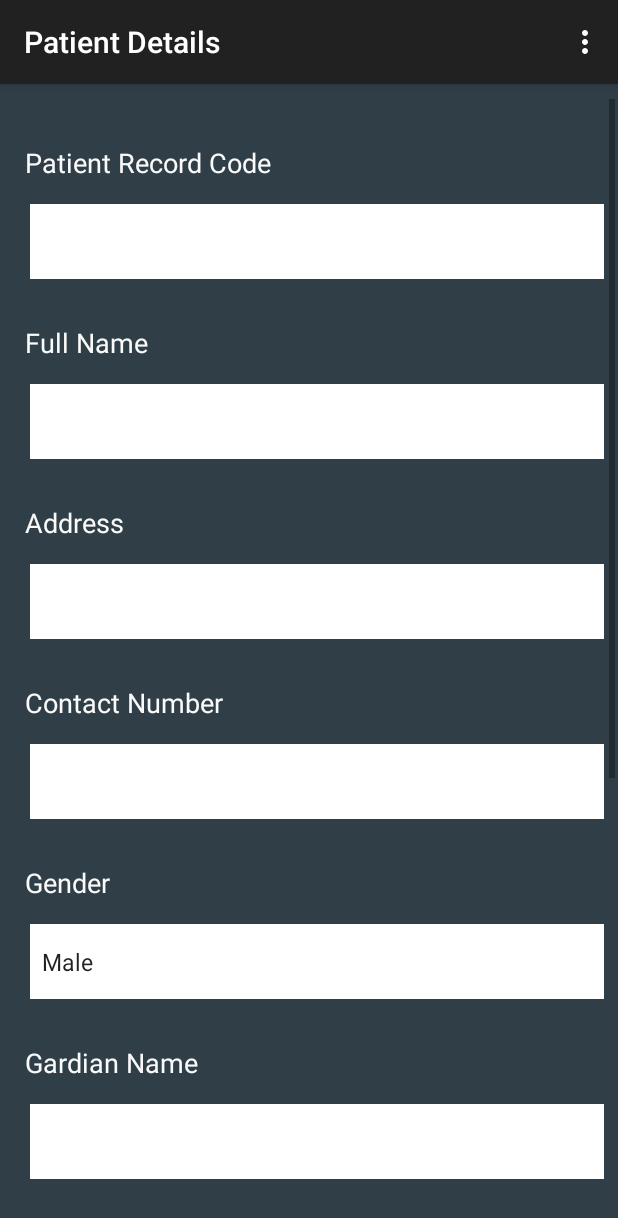
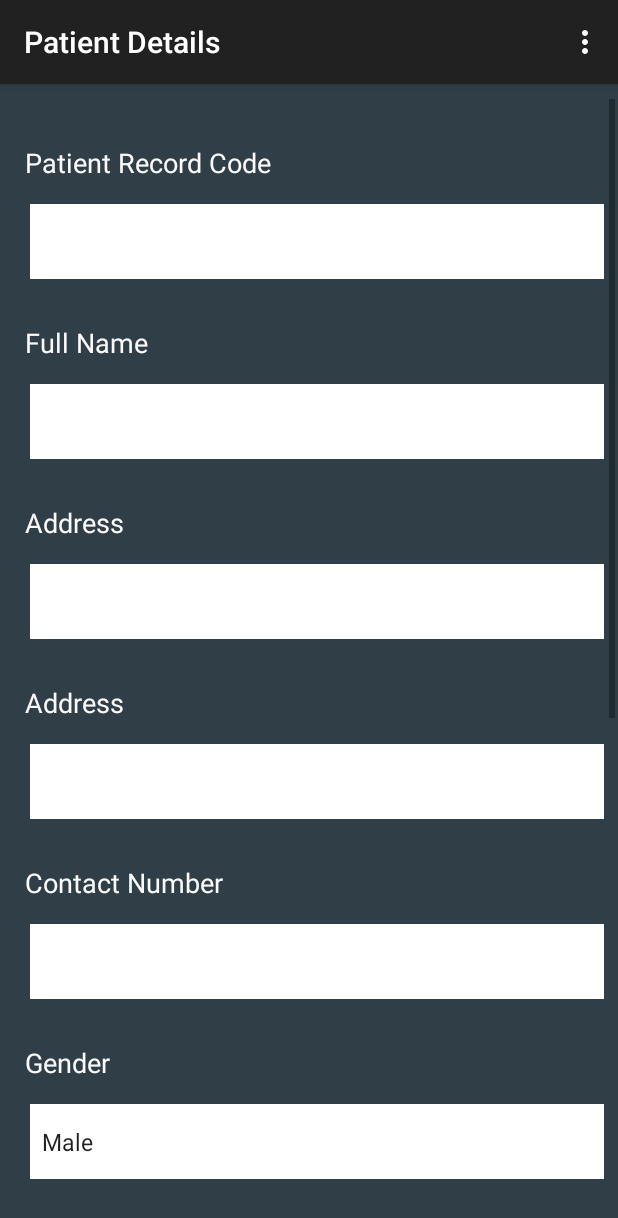
Before and after one commit to HarithKK/MedApp, an Android app: the PatientDetails screen opened directly, with no data from a screen before it, on a phone screen of 412 x 824 dp. Shown: the top 1218 px of the screen. Run offline under Robolectric (Android 15) with nearby library versions, the phone set to English and light mode, and no system bars; 1 statement that could not run was skipped.

Commit message:
Medicl record Entry OK with retrive data in one recordCode add hometown field

```diff
--- a/app/src/main/java/com/knitechs/www/medapp/PatientDetails.java
+++ b/app/src/main/java/com/knitechs/www/medapp/PatientDetails.java
@@ -37,6 +37,7 @@ public class PatientDetails extends ActionBarActivity {
     EditText rec_code;
     EditText fullname;
     EditText address;
+    EditText hometown;
     EditText telephone;
     EditText gardian_name;
     EditText gardian_tele;
@@ -66,6 +67,7 @@ public class PatientDetails extends ActionBarActivity {
         rec_code =(EditText) findViewById(R.id.txtPatientRecordCode);
         fullname=(EditText) findViewById(R.id.txtFullName);
         address = (EditText) findViewById(R.id.txtAddress);
+        hometown=(EditText)findViewById(R.id.txtHomeTown);
         telephone = (EditText) findViewById(R.id.txtTelepphoneNumber);
         gardian_name=(EditText) findViewById(R.id.txtGardianName);
         gardian_tele = (EditText) findViewById(R.id.txtGardianContactNumber);
@@ -97,6 +99,7 @@ public class PatientDetails extends ActionBarActivity {
                 pt.setRecordCode(rec_code.getText().toString());
                 pt.setName(fullname.getText().toString());
                 pt.setAddress(address.getText().toString());
+                pt.setHometown(hometown.getText().toString());
                 pt.setTelephone(telephone.getText().toString());
                 pt.setGardianName(gardian_name.getText().toString());
                 pt.setGardianTelephone(gardian_tele.getText().toString());
@@ -201,6 +204,7 @@ public class PatientDetails extends ActionBarActivity {
                 rec_code.setText("");
                 fullname.setText("");
                 address.setText("");
+                hometown.setText("");
                 telephone.setText("");
                 gardian_name.setText("");
                 gardian_tele.setText("");
@@ -275,6 +279,7 @@ public class PatientDetails extends ActionBarActivity {
                     rec_code.setText(pt.getRecordCode());
                     fullname.setText(pt.getName());
                     address.setText(pt.getAddress());
+                    hometown.setText(pt.getHometown());
                     telephone.setText(pt.getTelephone());
                     gardian_name.setText(pt.getGardianName());
                     gardian_tele.setText(pt.getGardianTelephone());
--- a/app/src/main/res/layout/activity_patient_details.xml
+++ b/app/src/main/res/layout/activity_patient_details.xml
@@ -121,6 +121,35 @@
                        android:inputType="textMultiLine|textPersonName"
                        android:ems="10"
                        android:id="@+id/txtAddress"
+                       android:layout_marginTop="15dp"
+                       android:layout_marginLeft="15dp"
+                       android:layout_marginRight="10dp"
+                       android:layout_gravity="center"
+                       android:background="@color/background_floating_material_light"
+                       android:textColor="@color/background_floating_material_dark"
+                       android:layout_weight="0.03"
+                       android:textSize="@dimen/abc_text_size_large_material"
+                       android:layout_marginBottom="20dp" />
+
+                   <!-- Home town -->
+                   <TextView
+                       android:layout_width="fill_parent"
+                       android:layout_height="wrap_content"
+                       android:textAppearance="?android:attr/textAppearanceMedium"
+                       android:text="Address"
+                       android:id="@+id/lblHometown"
+                       android:layout_marginTop="10dp"
+                       android:layout_marginLeft="10dp"
+                       android:layout_gravity="center"
+                       android:layout_weight="0.03"
+                       android:textColor="@color/background_material_light"/>
+
+                   <EditText
+                       android:layout_width="fill_parent"
+                       android:layout_height="50dp"
+                       android:inputType="textMultiLine|textPersonName"
+                       android:ems="10"
+                       android:id="@+id/txtHomeTown"
                        android:layout_marginTop="15dp"
                        android:layout_marginLeft="15dp"
                        android:layout_marginRight="10dp"
```
Also changed, not shown: app/src/main/java/com/knitechs/www/medapp/MedicalRecordEntry.java (+128 -1 lines), app/src/main/java/com/knitechs/www/medapp/actor/Patient.java (+9 -0 lines).
